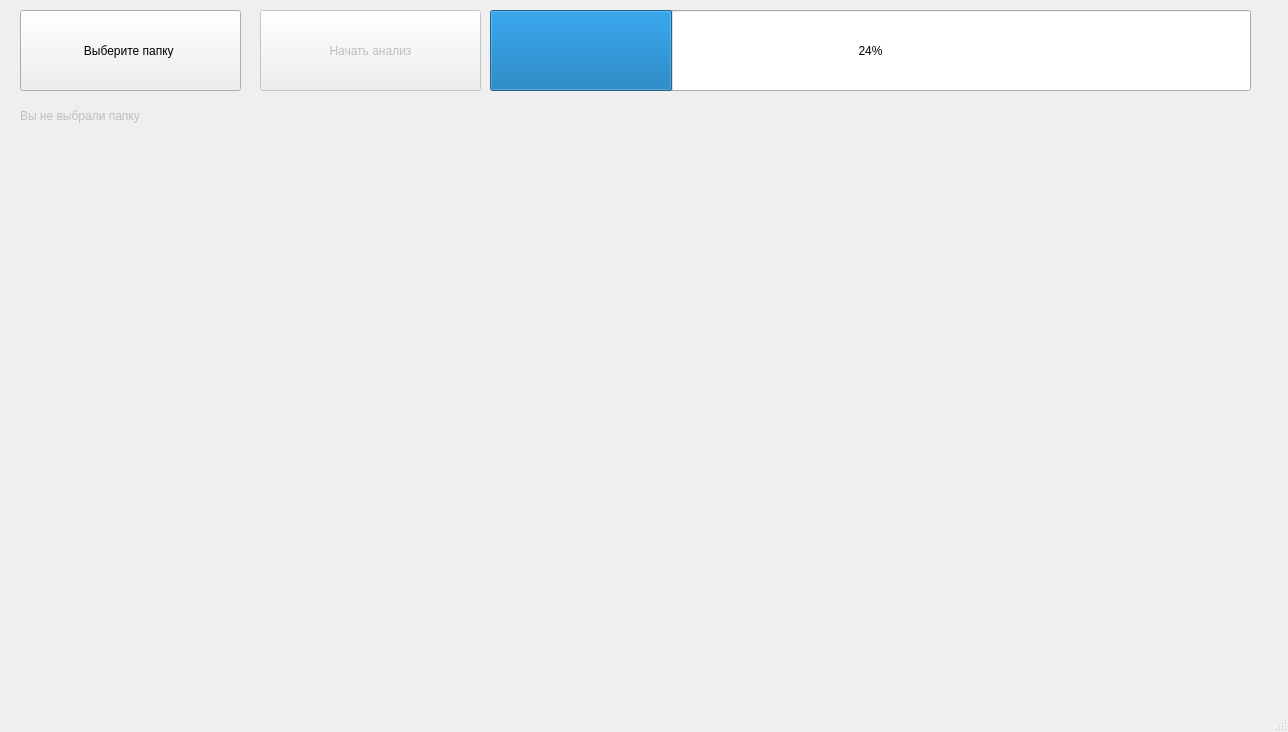
First picture: the form in mainwindow.ui, repository poopyloopy2k/Reading-info-from-graphic-files, before the edit.
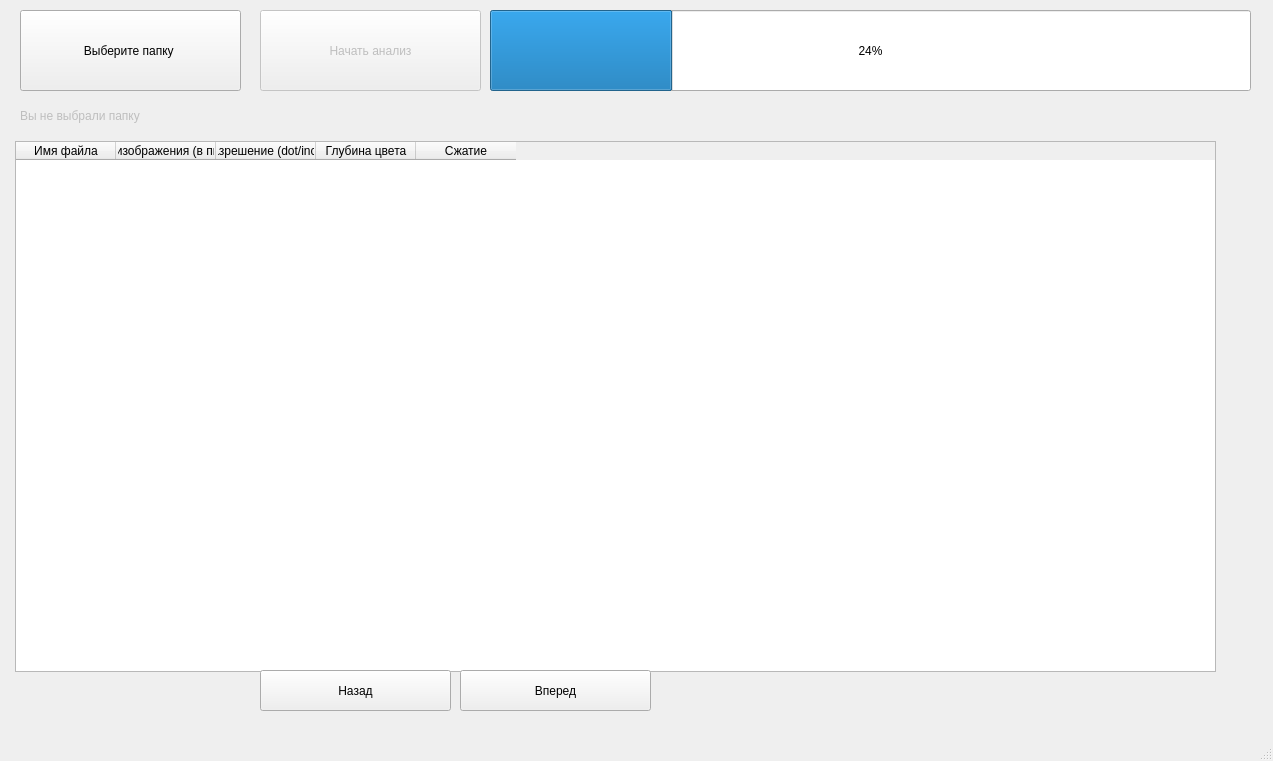
Second picture: the form after the edit.

Commit message: upd tablewidget and progress bar

```diff
--- a/mainwindow.ui
+++ b/mainwindow.ui
@@ -6,8 +6,8 @@
    <rect>
     <x>0</x>
     <y>0</y>
-    <width>1288</width>
-    <height>732</height>
+    <width>1273</width>
+    <height>761</height>
    </rect>
   </property>
   <property name="windowTitle">
@@ -72,6 +72,67 @@
      <number>24</number>
     </property>
    </widget>
+   <widget class="QTableWidget" name="tableWidget">
+    <property name="geometry">
+     <rect>
+      <x>15</x>
+      <y>141</y>
+      <width>1201</width>
+      <height>531</height>
+     </rect>
+    </property>
+    <column>
+     <property name="text">
+      <string>Имя файла</string>
+     </property>
+    </column>
+    <column>
+     <property name="text">
+      <string>Размер изображения (в пикселях)</string>
+     </property>
+    </column>
+    <column>
+     <property name="text">
+      <string>Разрешение (dot/inch)</string>
+     </property>
+    </column>
+    <column>
+     <property name="text">
+      <string>Глубина цвета</string>
+     </property>
+    </column>
+    <column>
+     <property name="text">
+      <string>Сжатие</string>
+     </property>
+    </column>
+   </widget>
+   <widget class="QPushButton" name="backButton">
+    <property name="geometry">
+     <rect>
+      <x>260</x>
+      <y>670</y>
+      <width>191</width>
+      <height>41</height>
+     </rect>
+    </property>
+    <property name="text">
+     <string>Назад</string>
+    </property>
+   </widget>
+   <widget class="QPushButton" name="nextButton">
+    <property name="geometry">
+     <rect>
+      <x>460</x>
+      <y>670</y>
+      <width>191</width>
+      <height>41</height>
+     </rect>
+    </property>
+    <property name="text">
+     <string>Вперед</string>
+    </property>
+   </widget>
   </widget>
   <widget class="QMenuBar" name="menubar">
    <property name="geometry">
```
Left out of the diff: 2 changed lines with no effect on the pictures. The commit also changes 2 other files.
